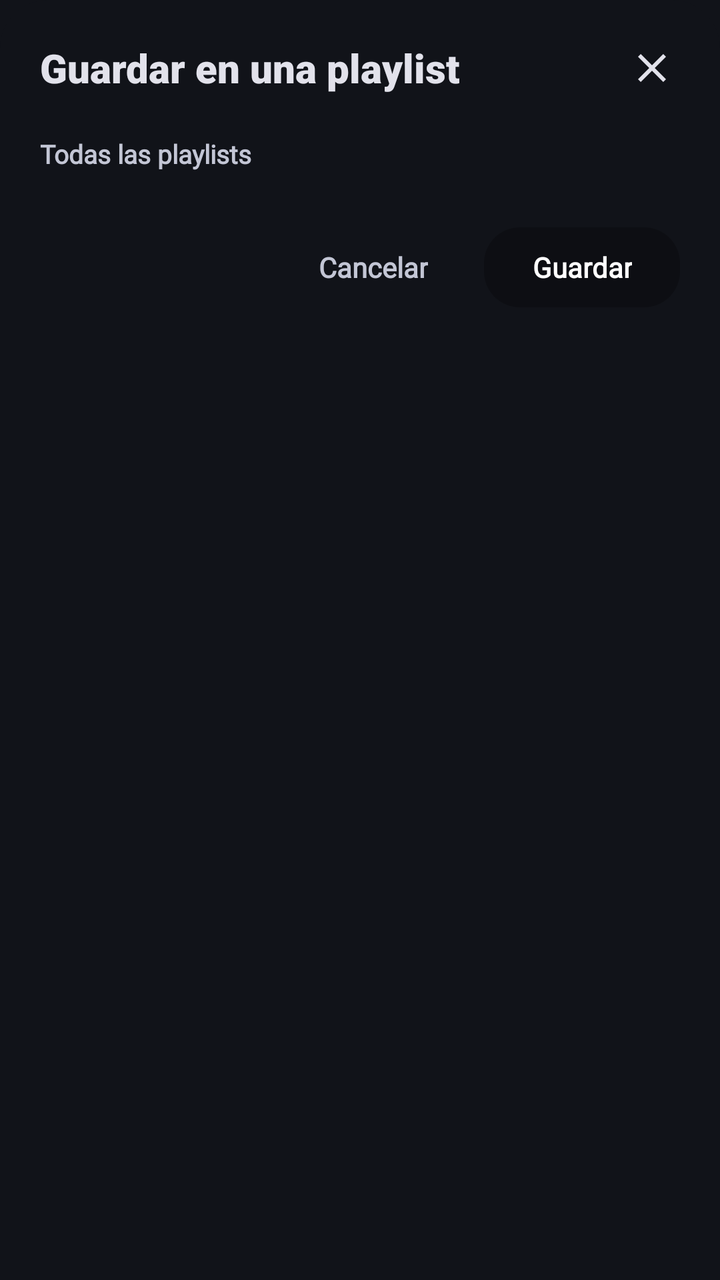
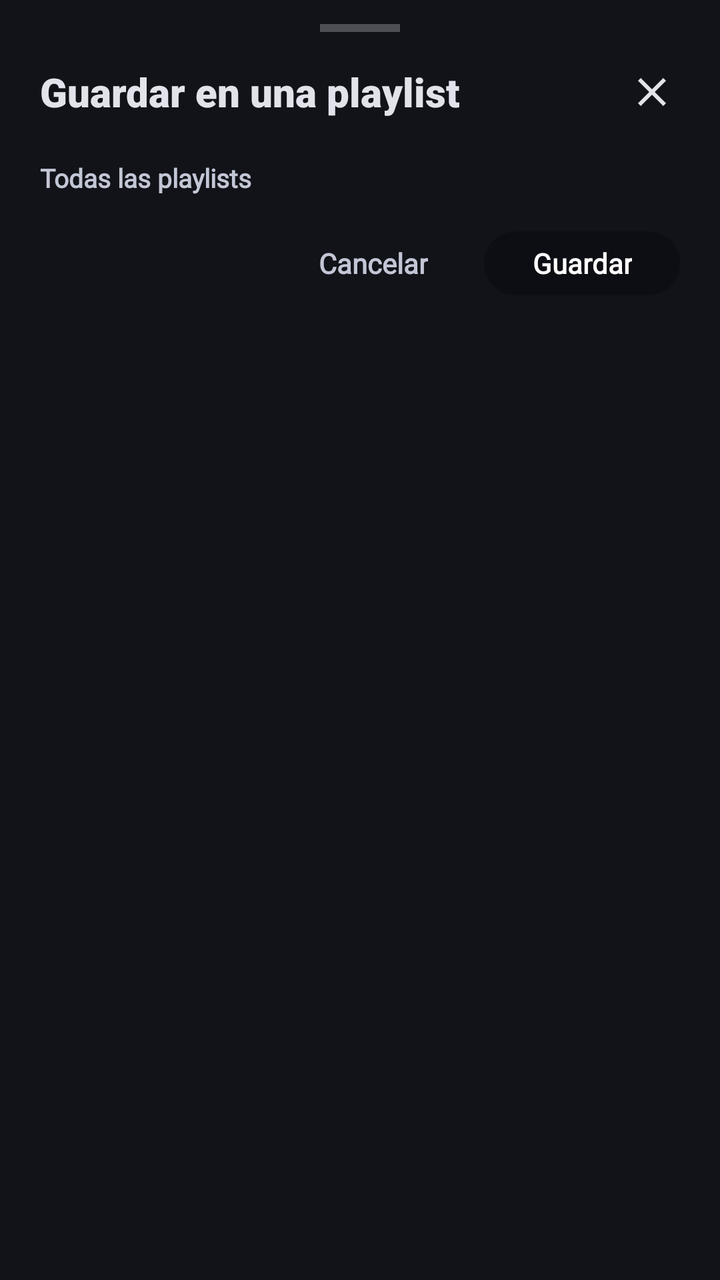

Screens rendered from an Android XML layout before and after an edit, with the pre-edit source and the edit as a unified diff.
<!-- AndroidManifest.xml: application theme Theme.Sleppify -->
<!-- res/layout/bottom_sheet_save_to_playlist.xml -->
<?xml version="1.0" encoding="utf-8"?>
<LinearLayout xmlns:android="http://schemas.android.com/apk/res/android"
    xmlns:app="http://schemas.android.com/apk/res-auto"
    android:layout_width="match_parent"
    android:layout_height="wrap_content"
    android:background="@drawable/bg_bottom_sheet"
    android:orientation="vertical"
    android:paddingStart="20dp"
    android:paddingTop="20dp"
    android:paddingEnd="20dp"
    android:paddingBottom="24dp">

    
    <RelativeLayout
        android:layout_width="match_parent"
        android:layout_height="wrap_content"
        android:layout_marginBottom="20dp">

        <TextView
            android:id="@+id/tvSaveTitle"
            android:layout_width="wrap_content"
            android:layout_height="wrap_content"
            android:layout_alignParentStart="true"
            android:layout_centerVertical="true"
            android:fontFamily="sans-serif-black"
            android:text="Guardar en una playlist"
            android:textColor="@color/text_primary"
            android:textSize="20sp"
            android:textStyle="bold" />

        <ImageView
            android:id="@+id/ivSaveClose"
            android:layout_width="28dp"
            android:layout_height="28dp"
            android:layout_alignParentEnd="true"
            android:layout_centerVertical="true"
            android:background="?attr/selectableItemBackgroundBorderless"
            android:clickable="true"
            android:focusable="true"
            android:padding="2dp"
            android:src="@drawable/ic_close"
            app:tint="@color/text_primary" />

    </RelativeLayout>

    <TextView
        android:id="@+id/tvSaveSectionLabel"
        android:layout_width="wrap_content"
        android:layout_height="wrap_content"
        android:layout_marginBottom="8dp"
        android:fontFamily="@font/inter_variable"
        android:text="Todas las playlists"
        android:textColor="@color/text_secondary"
        android:textSize="13sp"
        android:textStyle="bold" />

    
    <LinearLayout
        android:id="@+id/llSavePlaylistList"
        android:layout_width="match_parent"
        android:layout_height="wrap_content"
        android:orientation="vertical" />

    
    <LinearLayout
        android:layout_width="match_parent"
        android:layout_height="wrap_content"
        android:layout_marginTop="20dp"
        android:gravity="end"
        android:orientation="horizontal">

        <TextView
            android:id="@+id/btnSaveCancel"
            android:layout_width="wrap_content"
            android:layout_height="40dp"
            android:background="?attr/selectableItemBackgroundBorderless"
            android:clickable="true"
            android:focusable="true"
            android:fontFamily="@font/inter_variable"
            android:gravity="center"
            android:paddingHorizontal="16dp"
            android:text="Cancelar"
            android:textColor="@color/text_secondary"
            android:textSize="14sp"
            android:textStyle="bold" />

        <TextView
            android:id="@+id/btnSaveConfirm"
            android:layout_width="wrap_content"
            android:layout_height="40dp"
            android:layout_marginStart="12dp"
            android:background="@drawable/bg_player_social_chip"
            android:clickable="true"
            android:focusable="true"
            android:fontFamily="@font/inter_variable"
            android:gravity="center"
            android:paddingHorizontal="24dp"
            android:text="Guardar"
            android:textColor="@android:color/white"
            android:textSize="14sp"
            android:textStyle="bold" />
    </LinearLayout>

</LinearLayout>
<!-- resources referenced by this layout -->
<resources>
  <color name="text_primary">#e2e2eb</color>
  <color name="text_secondary">#c3c6d5</color>
  <!-- drawable bg_bottom_sheet (drawable) -->
  <?xml version="1.0" encoding="utf-8"?>
  <shape xmlns:android="http://schemas.android.com/apk/res/android">
      <solid android:color="@color/surface_dark" />
      <corners
          android:topLeftRadius="24dp"
          android:topRightRadius="24dp" />
  </shape>
  <!-- drawable bg_player_social_chip (drawable) -->
  <?xml version="1.0" encoding="utf-8"?>
  <shape xmlns:android="http://schemas.android.com/apk/res/android" android:shape="rectangle">
      <solid android:color="#3D000000" />
      <corners android:radius="18dp" />
  </shape>
  <!-- drawable ic_close (drawable) -->
  <vector xmlns:android="http://schemas.android.com/apk/res/android"
      android:width="24dp"
      android:height="24dp"
      android:viewportWidth="24"
      android:viewportHeight="24"
      android:tint="?attr/colorOnSurface">
    <path
        android:fillColor="@android:color/white"
        android:pathData="M19,6.41L17.59,5 12,10.59 6.41,5 5,6.41 10.59,12 5,17.59 6.41,19 12,13.41 17.59,19 19,17.59 13.41,12z"/>
  </vector>
  <style name="Theme.Sleppify" parent="Base.Theme.Sleppify" />
  <color name="surface_dark">#111319</color>
  <style name="Base.Theme.Sleppify" parent="Theme.Material3.Dark.NoActionBar">
          
          <item name="colorPrimary">@color/stitch_blue</item>
          <item name="colorSecondary">@color/stitch_blue_light</item>
          <item name="android:windowBackground">@color/surface_dark</item>
          <item name="android:navigationBarColor">@color/surface_dark</item>
          <item name="android:statusBarColor">@color/surface_dark</item>
          <item name="android:textColorPrimary">@color/text_primary</item>
          <item name="android:textColorSecondary">@color/text_secondary</item>
      </style>
  <color name="stitch_blue">#AEC7FD</color>
  <color name="stitch_blue_light">#AEC7FD</color>
</resources>

<!-- the commit's change to res/layout/bottom_sheet_save_to_playlist.xml (unified diff, before → after) -->
@@ -6,42 +6,57 @@
     android:background="@drawable/bg_bottom_sheet"
     android:orientation="vertical"
     android:paddingStart="20dp"
-    android:paddingTop="20dp"
+    android:paddingTop="12dp"
     android:paddingEnd="20dp"
-    android:paddingBottom="24dp">
+    android:paddingBottom="14dp">
 
     
-    <RelativeLayout
+    <LinearLayout
+        android:id="@+id/rlSaveHeader"
         android:layout_width="match_parent"
         android:layout_height="wrap_content"
-        android:layout_marginBottom="20dp">
+        android:orientation="vertical">
 
-        <TextView
-            android:id="@+id/tvSaveTitle"
-            android:layout_width="wrap_content"
+        <View
+            android:layout_width="40dp"
+            android:layout_height="4dp"
+            android:layout_gravity="center_horizontal"
+            android:background="#40FFFFFF" />
+
+        <RelativeLayout
+            android:layout_width="match_parent"
             android:layout_height="wrap_content"
-            android:layout_alignParentStart="true"
-            android:layout_centerVertical="true"
-            android:fontFamily="sans-serif-black"
-            android:text="Guardar en una playlist"
-            android:textColor="@color/text_primary"
-            android:textSize="20sp"
-            android:textStyle="bold" />
+            android:layout_marginTop="16dp"
+            android:layout_marginBottom="20dp">
 
-        <ImageView
-            android:id="@+id/ivSaveClose"
-            android:layout_width="28dp"
-            android:layout_height="28dp"
-            android:layout_alignParentEnd="true"
-            android:layout_centerVertical="true"
-            android:background="?attr/selectableItemBackgroundBorderless"
-            android:clickable="true"
-            android:focusable="true"
-            android:padding="2dp"
-            android:src="@drawable/ic_close"
-            app:tint="@color/text_primary" />
+            <TextView
+                android:id="@+id/tvSaveTitle"
+                android:layout_width="wrap_content"
+                android:layout_height="wrap_content"
+                android:layout_alignParentStart="true"
+                android:layout_centerVertical="true"
+                android:fontFamily="sans-serif-black"
+                android:text="Guardar en una playlist"
+                android:textColor="@color/text_primary"
+                android:textSize="20sp"
+                android:textStyle="bold" />
 
-    </RelativeLayout>
+            <ImageView
+                android:id="@+id/ivSaveClose"
+                android:layout_width="28dp"
+                android:layout_height="28dp"
+                android:layout_alignParentEnd="true"
+                android:layout_centerVertical="true"
+                android:background="?attr/selectableItemBackgroundBorderless"
+                android:clickable="true"
+                android:focusable="true"
+                android:padding="2dp"
+                android:src="@drawable/ic_close"
+                app:tint="@color/text_primary" />
+
+        </RelativeLayout>
+
+    </LinearLayout>
 
     <TextView
         android:id="@+id/tvSaveSectionLabel"
@@ -55,24 +70,33 @@
         android:textStyle="bold" />
 
     
-    <LinearLayout
-        android:id="@+id/llSavePlaylistList"
+    <androidx.core.widget.NestedScrollView
+        android:id="@+id/svSavePlaylistScroll"
         android:layout_width="match_parent"
         android:layout_height="wrap_content"
-        android:orientation="vertical" />
+        android:fadeScrollbars="true"
+        android:scrollbars="vertical">
+
+        <LinearLayout
+            android:id="@+id/llSavePlaylistList"
+            android:layout_width="match_parent"
+            android:layout_height="wrap_content"
+            android:orientation="vertical" />
+
+    </androidx.core.widget.NestedScrollView>
 
     
     <LinearLayout
         android:layout_width="match_parent"
         android:layout_height="wrap_content"
-        android:layout_marginTop="20dp"
+        android:layout_marginTop="10dp"
         android:gravity="end"
         android:orientation="horizontal">
 
         <TextView
             android:id="@+id/btnSaveCancel"
             android:layout_width="wrap_content"
-            android:layout_height="40dp"
+            android:layout_height="32dp"
             android:background="?attr/selectableItemBackgroundBorderless"
             android:clickable="true"
             android:focusable="true"
@@ -87,7 +111,7 @@
         <TextView
             android:id="@+id/btnSaveConfirm"
             android:layout_width="wrap_content"
-            android:layout_height="40dp"
+            android:layout_height="32dp"
             android:layout_marginStart="12dp"
             android:background="@drawable/bg_player_social_chip"
             android:clickable="true"
